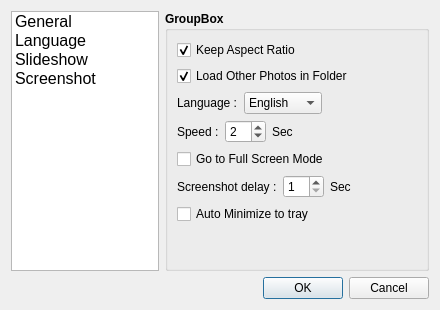
Before: the Qt Designer form Source/option.ui in ARASHz4/Advanced_Photo, drawn with Qt 5.
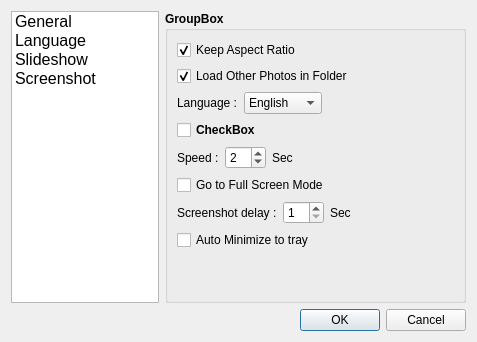
After: the same form once the commit is applied. Icons and pictures are not drawn.

```diff
--- a/Source/option.ui
+++ b/Source/option.ui
@@ -6,8 +6,8 @@
    <rect>
     <x>0</x>
     <y>0</y>
-    <width>440</width>
-    <height>310</height>
+    <width>477</width>
+    <height>342</height>
    </rect>
   </property>
   <property name="minimumSize">
@@ -158,6 +158,19 @@
         </property>
        </widget>
       </item>
+      <item row="5" column="0">
+       <widget class="QCheckBox" name="slsFullscreen">
+        <property name="font">
+         <font>
+          <weight>50</weight>
+          <bold>false</bold>
+         </font>
+        </property>
+        <property name="text">
+         <string>Go to Full Screen Mode</string>
+        </property>
+       </widget>
+      </item>
       <item row="2" column="0">
        <layout class="QHBoxLayout" name="horizontalLayout_4">
         <item>
@@ -218,7 +231,7 @@
         </item>
        </layout>
       </item>
-      <item row="3" column="0">
+      <item row="4" column="0">
        <layout class="QHBoxLayout" name="horizontalLayout_2">
         <item>
          <widget class="QLabel" name="SppedLabel">
@@ -277,20 +290,7 @@
         </item>
        </layout>
       </item>
-      <item row="4" column="0">
-       <widget class="QCheckBox" name="slsFullscreen">
-        <property name="font">
-         <font>
-          <weight>50</weight>
-          <bold>false</bold>
-         </font>
-        </property>
-        <property name="text">
-         <string>Go to Full Screen Mode</string>
-        </property>
-       </widget>
-      </item>
-      <item row="5" column="0">
+      <item row="6" column="0">
        <layout class="QHBoxLayout" name="horizontalLayout_3">
         <item>
          <widget class="QLabel" name="ScreenshotDelay">
@@ -349,7 +349,7 @@
         </item>
        </layout>
       </item>
-      <item row="6" column="0">
+      <item row="7" column="0">
        <widget class="QCheckBox" name="ScreenshotAtuoMinimizeCheckBox">
         <property name="font">
          <font>
@@ -362,7 +362,7 @@
         </property>
        </widget>
       </item>
-      <item row="7" column="0">
+      <item row="8" column="0">
        <spacer name="verticalSpacer">
         <property name="orientation">
          <enum>Qt::Vertical</enum>
@@ -375,6 +375,13 @@
         </property>
        </spacer>
       </item>
+      <item row="3" column="0">
+       <widget class="QCheckBox" name="checkBox">
+        <property name="text">
+         <string>CheckBox</string>
+        </property>
+       </widget>
+      </item>
      </layout>
     </widget>
    </item>
```
